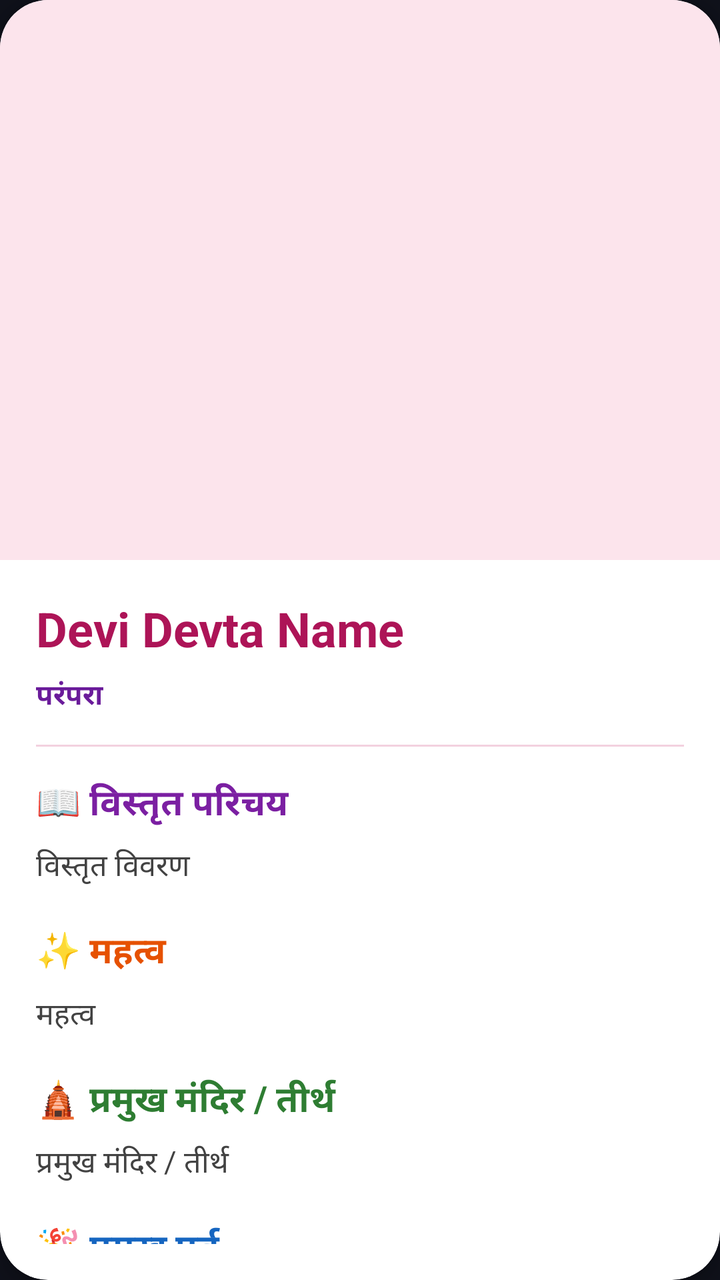
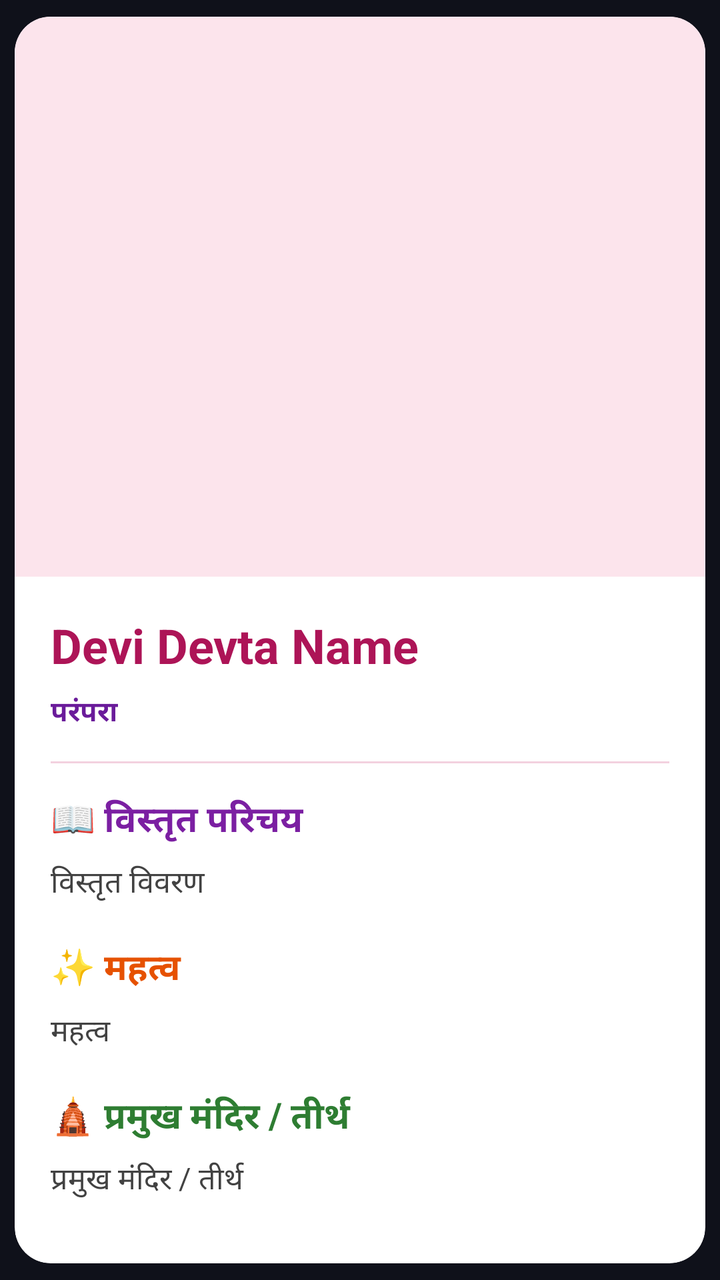

Before-and-after screenshots of an Android layout around one commit, followed by the original layout XML and the change that was made.
<!-- AndroidManifest.xml: application theme Theme.SanskritiSathi -->
<!-- res/layout/item_devi_devta.xml -->
<?xml version="1.0" encoding="utf-8"?>
<androidx.cardview.widget.CardView
    xmlns:android="http://schemas.android.com/apk/res/android"
    xmlns:app="http://schemas.android.com/apk/res-auto"

    android:layout_width="match_parent"
    android:layout_height="wrap_content"
    android:layout_marginStart="8dp"
    android:layout_marginEnd="8dp"
    android:layout_marginTop="8dp"
    android:layout_marginBottom="8dp"

    android:foreground="?attr/selectableItemBackground"
    android:clickable="true"
    android:focusable="true"

    app:cardCornerRadius="24dp"
    app:cardElevation="6dp"
    app:cardBackgroundColor="#FFFFFF">

    <LinearLayout
        android:layout_width="match_parent"
        android:layout_height="wrap_content"
        android:orientation="vertical">

        

        <ImageView
            android:id="@+id/deviDevtaImage"
            android:layout_width="match_parent"
            android:layout_height="280dp"
            android:scaleType="centerCrop"
            android:contentDescription="Devi Devta image"
            android:background="#FCE4EC" />

        

        <LinearLayout
            android:layout_width="match_parent"
            android:layout_height="wrap_content"
            android:orientation="vertical"
            android:padding="18dp">

            

            <TextView
                android:id="@+id/deviDevtaName"
                android:layout_width="match_parent"
                android:layout_height="wrap_content"
                android:text="Devi Devta Name"
                android:textSize="24sp"
                android:textStyle="bold"
                android:textColor="#AD1457" />

            

            <TextView
                android:id="@+id/deviDevtaTradition"
                android:layout_width="match_parent"
                android:layout_height="wrap_content"
                android:layout_marginTop="7dp"
                android:text="परंपरा"
                android:textSize="14sp"
                android:textStyle="bold"
                android:textColor="#6A1B9A" />

            

            <View
                android:layout_width="match_parent"
                android:layout_height="1dp"
                android:layout_marginTop="14dp"
                android:background="#F3D1DF" />

            

            <TextView
                android:layout_width="match_parent"
                android:layout_height="wrap_content"
                android:layout_marginTop="15dp"
                android:text="📖 विस्तृत परिचय"
                android:textSize="18sp"
                android:textStyle="bold"
                android:textColor="#7B1FA2" />

            <TextView
                android:id="@+id/deviDevtaDescription"
                android:layout_width="match_parent"
                android:layout_height="wrap_content"
                android:layout_marginTop="7dp"
                android:text="विस्तृत विवरण"
                android:textSize="15sp"
                android:textColor="#424242"
                android:lineSpacingExtra="5dp" />

            

            <TextView
                android:layout_width="match_parent"
                android:layout_height="wrap_content"
                android:layout_marginTop="18dp"
                android:text="✨ महत्व"
                android:textSize="18sp"
                android:textStyle="bold"
                android:textColor="#E65100" />

            <TextView
                android:id="@+id/deviDevtaImportance"
                android:layout_width="match_parent"
                android:layout_height="wrap_content"
                android:layout_marginTop="7dp"
                android:text="महत्व"
                android:textSize="15sp"
                android:textColor="#424242"
                android:lineSpacingExtra="5dp" />

            

            <TextView
                android:layout_width="match_parent"
                android:layout_height="wrap_content"
                android:layout_marginTop="18dp"
                android:text="🛕 प्रमुख मंदिर / तीर्थ"
                android:textSize="18sp"
                android:textStyle="bold"
                android:textColor="#2E7D32" />

            <TextView
                android:id="@+id/deviDevtaTemples"
                android:layout_width="match_parent"
                android:layout_height="wrap_content"
                android:layout_marginTop="7dp"
                android:text="प्रमुख मंदिर / तीर्थ"
                android:textSize="15sp"
                android:textColor="#424242"
                android:lineSpacingExtra="5dp" />

            

            <TextView
                android:layout_width="match_parent"
                android:layout_height="wrap_content"
                android:layout_marginTop="18dp"
                android:text="🎉 प्रमुख पर्व"
                android:textSize="18sp"
                android:textStyle="bold"
                android:textColor="#1565C0" />

            <TextView
                android:id="@+id/deviDevtaFestivals"
                android:layout_width="match_parent"
                android:layout_height="wrap_content"
                android:layout_marginTop="7dp"
                android:text="प्रमुख पर्व"
                android:textSize="15sp"
                android:textColor="#424242"
                android:lineSpacingExtra="5dp" />

            

            <TextView
                android:layout_width="match_parent"
                android:layout_height="wrap_content"
                android:layout_marginTop="18dp"
                android:text="📜 प्रमुख कथाएँ"
                android:textSize="18sp"
                android:textStyle="bold"
                android:textColor="#6A1B9A" />

            <TextView
                android:id="@+id/deviDevtaStories"
                android:layout_width="match_parent"
                android:layout_height="wrap_content"
                android:layout_marginTop="7dp"
                android:text="प्रमुख कथाएँ"
                android:textSize="15sp"
                android:textColor="#424242"
                android:lineSpacingExtra="5dp" />

        </LinearLayout>

    </LinearLayout>

</androidx.cardview.widget.CardView>
<!-- resources referenced by this layout -->
<resources>
  <style name="Theme.SanskritiSathi" parent="Theme.MaterialComponents.DayNight.NoActionBar">
  
          <item name="android:fontFamily">sans-serif</item>
  
          
          <item name="android:statusBarColor">#0F111A</item>
          <item name="android:windowLightStatusBar">false</item>
  
          <item name="android:navigationBarColor">#1A1D2B</item>
          <item name="android:windowLightNavigationBar">false</item>
  
          <item name="android:windowActionModeOverlay">true</item>
          <item name="android:windowNoTitle">true</item>
  
          <item name="android:windowBackground">#0F111A</item>
  
          <item name="android:textColorPrimary">#FFFFFF</item>
          <item name="android:textColorSecondary">#A0A5B5</item>
  
      </style>
</resources>

<!-- the commit's change to res/layout/item_devi_devta.xml (unified diff, before → after) -->
@@ -14,9 +14,13 @@
     android:clickable="true"
     android:focusable="true"
 
-    app:cardCornerRadius="24dp"
-    app:cardElevation="6dp"
-    app:cardBackgroundColor="#FFFFFF">
+    app:cardCornerRadius="18dp"
+    app:cardElevation="2dp"
+    app:cardBackgroundColor="#FFFFFF"
+    android:background="#FFFFFF"
+
+    app:cardUseCompatPadding="true"
+>
 
     <LinearLayout
         android:layout_width="match_parent"
